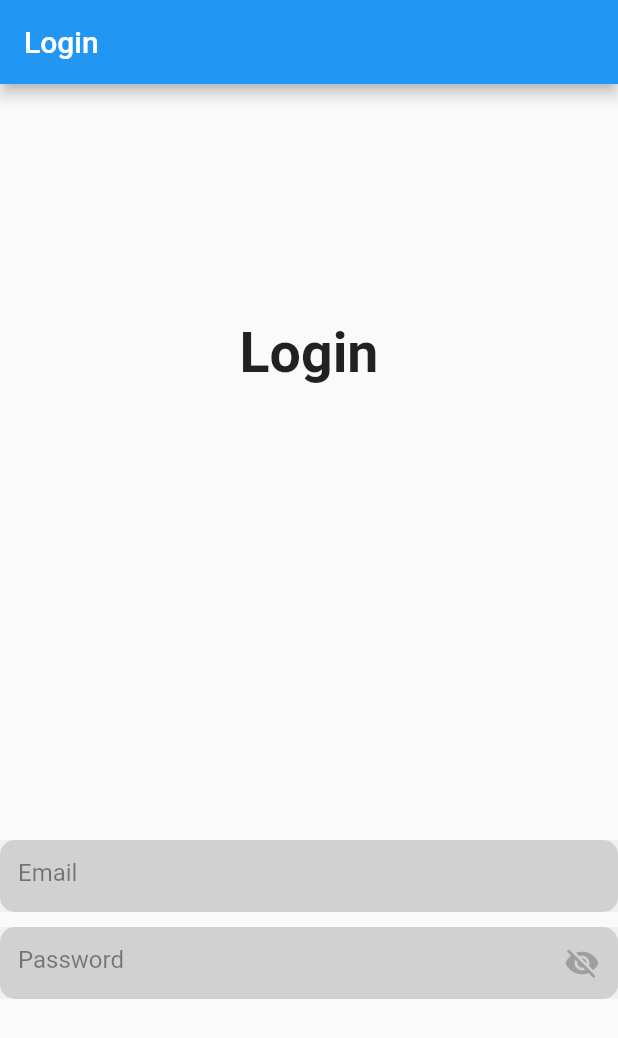
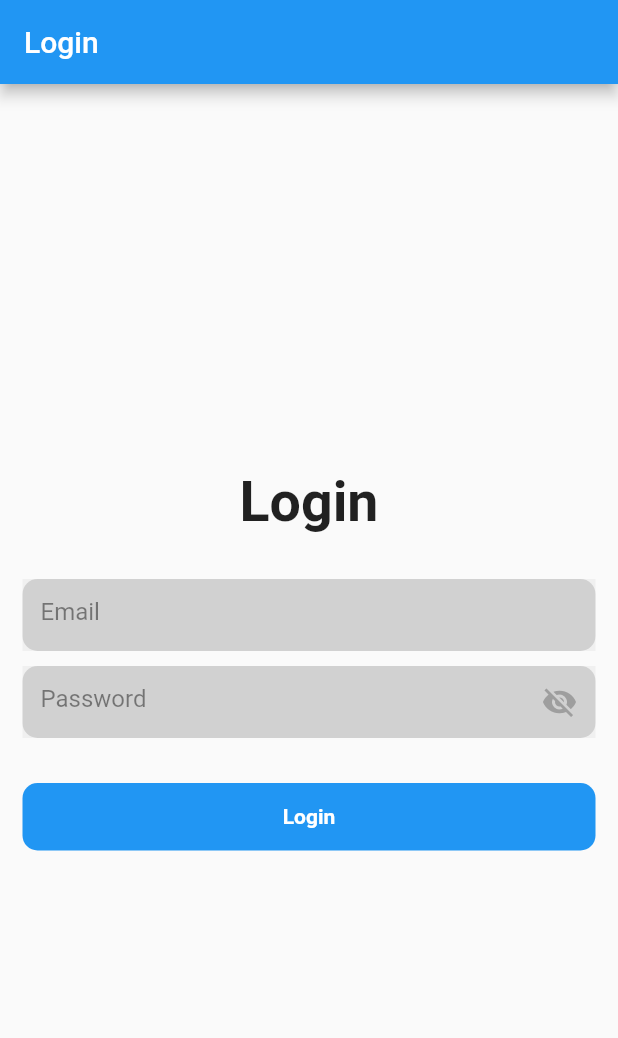
Before and after one commit to HORRYZONE/UniGather, a Flutter app: the screen it shows after launch, on a phone screen of 412 x 824 dp. Shown: the top 1038 px of the screen. Run offline on Flutter 3.47's test engine with Material 2 defaults, Android fonts, the phone set to English and light mode, and no system bars; our stand-ins replace firebase_core; accounts and stored records are empty.

Commit message:
UI for login page🎨

```diff
--- a/unigather/lib/features/user_auth/presentation/pages/login_page.dart
+++ b/unigather/lib/features/user_auth/presentation/pages/login_page.dart
@@ -9,26 +9,49 @@ class LoginPage extends StatelessWidget {
   Widget build(BuildContext context) {
     return Scaffold(
       appBar: AppBar(
-        title: Text('Login'),
+        title: const Text('Login'),
       ),
-      body: const Center(
+      body: Center(
+        child: Padding(
+          padding: const EdgeInsets.symmetric(horizontal: 15),
           child: Column(
             mainAxisAlignment: MainAxisAlignment.center,
             children: [
-            Text("Login", style: TextStyle(fontSize: 37, fontWeight: FontWeight.bold)),
-            SizedBox(
-              height: 303,
+              const Text("Login",
+                  style: TextStyle(fontSize: 37, fontWeight: FontWeight.bold)),
+              const SizedBox(
+                height: 30,
               ),
-            FormContainerWidget(
+              const FormContainerWidget(
                 hintText: "Email",
                 isPasswordField: false,
               ),
-            SizedBox(height: 10,),
-            FormContainerWidget(
+              const SizedBox(
+                height: 10,
+              ),
+              const FormContainerWidget(
                 hintText: "Password",
                 isPasswordField: true,
               ),
+              const SizedBox(
+                height: 30,
+              ),
+              Container(
+                width: double.infinity,
+                height: 45,
+                decoration: BoxDecoration(
+                  color: Colors.blue,
+                  borderRadius: BorderRadius.circular(10),
+                ),
+                child: const Center(
+                    child: Text(
+                  "Login",
+                  style: TextStyle(
+                      color: Colors.white, fontWeight: FontWeight.bold),
+                )),
+              ),
             ],
+          ),
         ),
       ),
     );
```
Lines whose indentation alone changed are shown as unchanged.
